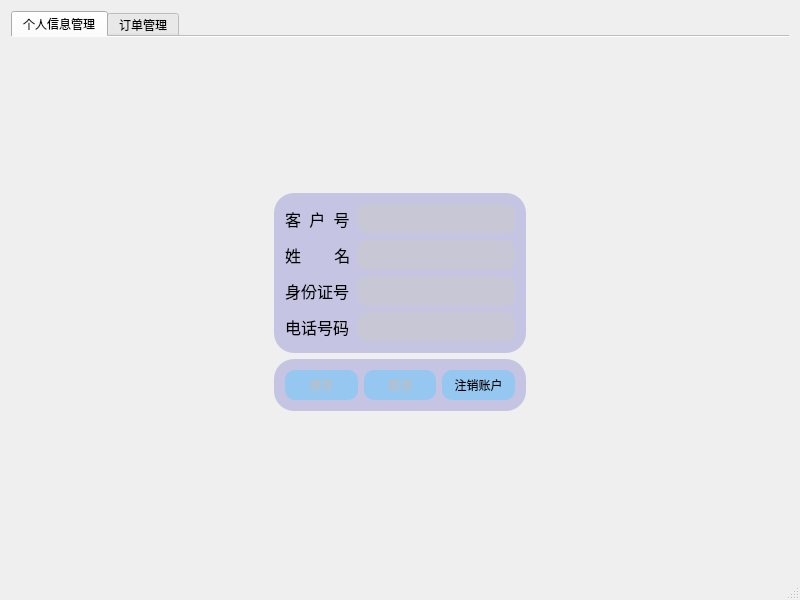
HXhlx/Qt, file HX/Consumer.ui: the form before one commit.
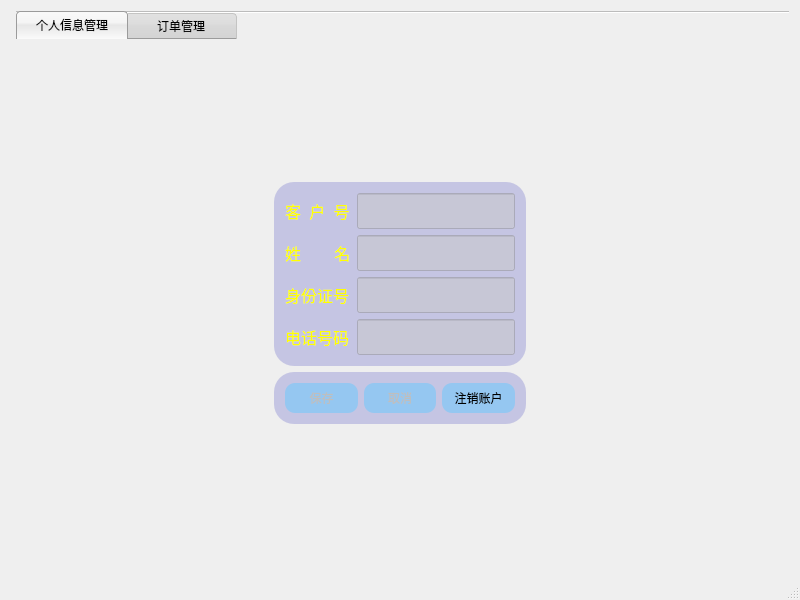
The form after the commit. Icons and pictures are not drawn.

What changed in the file:
```diff
--- a/HX/Consumer.ui
+++ b/HX/Consumer.ui
@@ -45,8 +45,61 @@
 
 .QLineEdit{
 background-color:rgb(200,200,200,50%);
-border-radius:10%;
 height:30px;
+}
+.QLabel{
+color:yellow;
+}
+QTabWidget::tab-bar {
+    left: 5px;
+    alignment: center;
+}
+
+QTabWidget::pane {
+    border: 1px solid #9B9B9B;
+    position: absolute;
+    top: -1px;
+}
+
+QTabBar::tab {
+    background: QLinearGradient(x1:0,y1:0,x2:0,y2:1,stop:0 #E1E1E1,stop:0.4 #DDDDDD,stop:0.5 #D8D8D8,stop:1 #D3D3D3);
+    border-left: 1px solid #C4C4C3;
+    border-right: 1px solid #C4C4C3;
+    border-top: 1px solid #C4C4C3;
+    border-bottom: 1px solid #9B9B9B;
+    border-top-left-radius: 4px;
+    border-top-right-radius: 4px;
+    min-width: 100px;
+    padding: 5px;
+}
+
+QTabBar::tab:selected, QTabBar::tab:hover {
+    background: QLinearGradient(x1:0,y1:0,x2:0,y2:1,stop:0 #fafafa,stop:0.4 #f4f4f4,stop:0.5 #e7e7e7,stop:1 #fafafa);
+}
+
+QTabBar::tab:selected {
+    border-left-color: #9B9B9B;
+    border-right-color: #9B9B9B;
+    border-top-color: #9B9B9B;
+    border-bottom-color: #fafafa;
+    margin-left: -3px;
+    margin-right: -3px;
+}
+
+QTabBar::tab:!selected {
+    margin-top: 2px;
+}
+
+QTabBar::tab:first:selected {
+    margin-left: 0;
+}
+
+QTabBar::tab:last:selected {
+    margin-right: 0;
+}
+
+QTabBar::tab:only-one {
+    margin: 0;
 }</string>
       </property>
       <property name="tabPosition">
```
